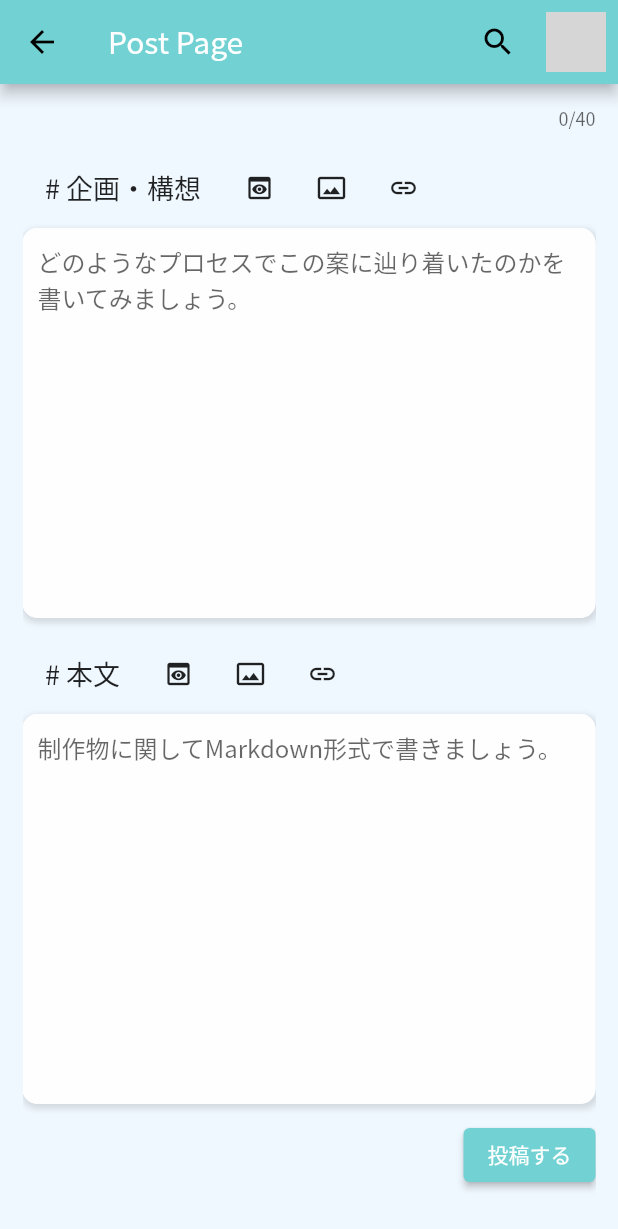
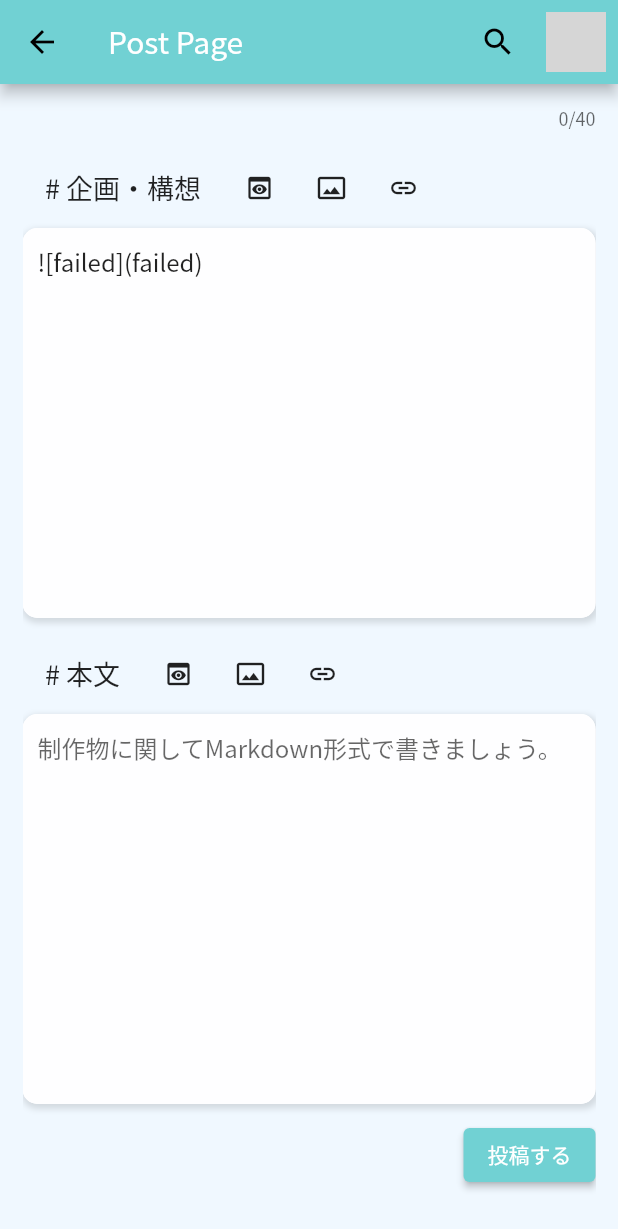
Before and after one commit to Hiroki1112/hackathon_supporterz, a Flutter app: the PostScreen screen opened by its route, scrolled down 52 dp, after a tap on the "photo size select actual" icon, on a phone screen of 412 x 824 dp. Shown: the top 1229 px of the screen. Run offline on Flutter 3.47's test engine with Material 2 defaults, Android fonts, the phone set to English and light mode, and no system bars; our stand-ins replace cloud_firestore, file_picker, firebase_auth, firebase_core, firebase_storage, flutter_signin_button and 6 more; missing offline and left inert: markdown; accounts and stored records are empty; network calls fail; grey boxes are pictures that could not be loaded.

Commit message:
画像埋め込みの仮実装

```diff
--- a/lib/screens/post_screen/post_screen.dart
+++ b/lib/screens/post_screen/post_screen.dart
@@ -185,7 +185,17 @@ class _PostScreenState extends State<PostScreen> {
               size: 20,
             ),
             onPressed: () async {
-              await _upload();
+              String result = await _upload();
+              print(result);
+
+              // 取得できた場合は文章中に埋め込む
+              final _newValue = controller.text + '![${result}](${result})';
+              controller.value = TextEditingValue(
+                text: _newValue,
+                selection: TextSelection.fromPosition(
+                  TextPosition(offset: _newValue.length),
+                ),
+              );
             },
           ),
           IconButton(
@@ -214,7 +224,7 @@ class _PostScreenState extends State<PostScreen> {
     );
   }
 
-  _upload() async {
+  Future<String> _upload() async {
     // ファイルを選択する
     FilePickerResult? result = await FilePicker.platform
         .pickFiles(type: FileType.image, withData: true);
@@ -229,12 +239,11 @@ class _PostScreenState extends State<PostScreen> {
             .putFile(file);
 
         print(task.ref);
+        return task.ref.fullPath;
       } on firebase_storage.FirebaseException catch (e) {
         debugPrint(e.message);
       }
-    } else {
-      // User canceled the picker
-      return;
     }
+    return 'failed';
   }
 }
```
